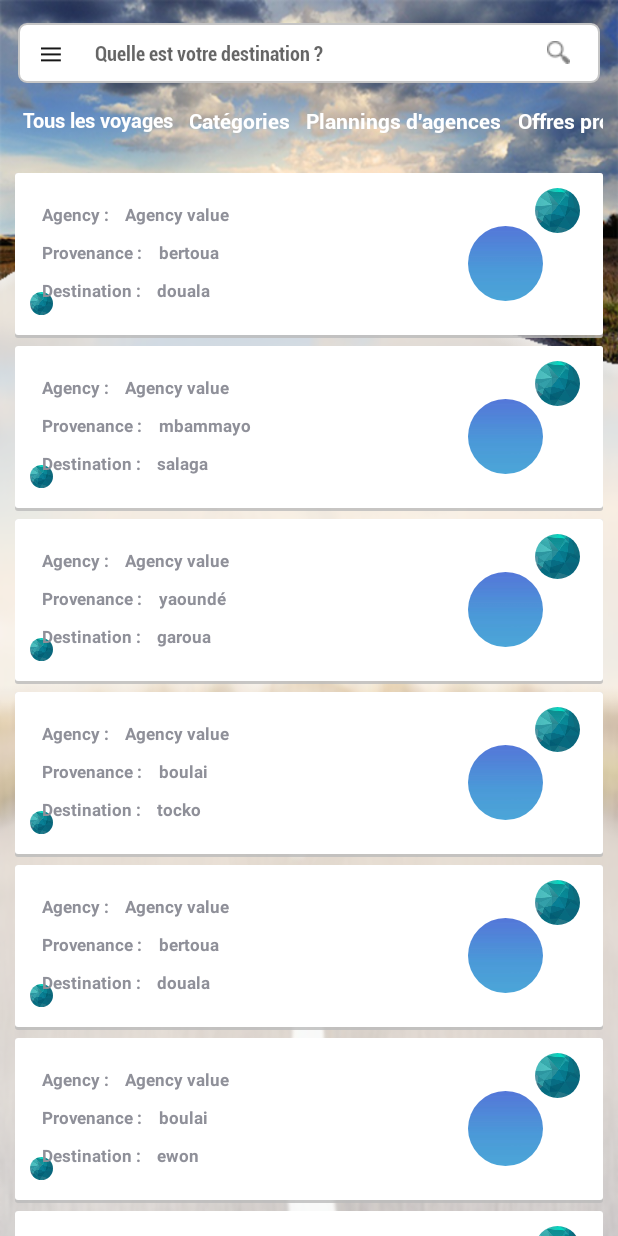
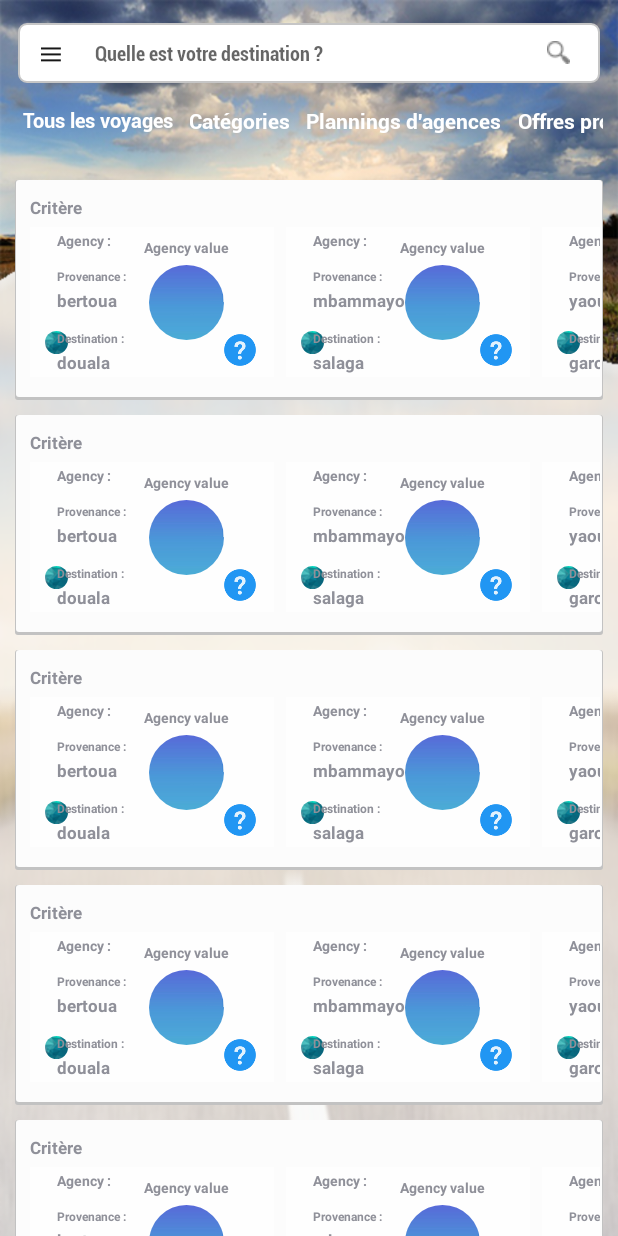
Before and after one commit to tipam2iuc/traplare-android, an Android app: the screen it shows after launch (PlanningActivity), on a phone screen of 412 x 824 dp. Run offline under Robolectric (Android 15) with nearby library versions, the phone set to English and light mode, and no system bars; our stand-ins replace CircleImageView.

Commit message:
finition du recyclerCiew pour les planning

```diff
--- /dev/null
+++ b/Traplare/app/src/main/java/com/example/ruthelpc/traplare/PlanningsHorizontalalAdapter.java
@@ -0,0 +1,77 @@
+package com.example.ruthelpc.traplare;
+
+import android.content.Context;
+import android.support.annotation.NonNull;
+import android.support.v7.widget.RecyclerView;
+import android.util.Log;
+import android.view.LayoutInflater;
+import android.view.View;
+import android.view.ViewGroup;
+import android.widget.ImageView;
+import android.widget.LinearLayout;
+import android.widget.TextView;
+
+import com.example.ruthelpc.traplare.modele.voyage;
+
+import java.util.ArrayList;
+
+public class PlanningsHorizontalalAdapter extends RecyclerView.Adapter<PlanningsHorizontalalAdapter.PlanningsHolder>{
+    private ArrayList<voyage> voyagesListe;
+    private Context context;
+
+    public PlanningsHorizontalalAdapter(ArrayList<voyage> voyagesListe, Context context){
+        this.voyagesListe = voyagesListe;
+        this.context = context;
+    }
+
+    @NonNull
+    @Override
+    public PlanningsHolder onCreateViewHolder(@NonNull ViewGroup viewGroup, int i) {
+        View view = null;
+        LayoutInflater inflater = LayoutInflater.from(viewGroup.getContext().getApplicationContext());
+        view = inflater.inflate(R.layout.planning_value,viewGroup,false);
+        Log.i("CreateHolder","Holder Created");
+        return new PlanningsHolder(view);
+    }
+
+    @Override
+    public void onBindViewHolder(@NonNull final PlanningsHolder planningsHolder, final int position) {
+        //String iso = voyagesListe.get(position).getIso2();
+        //if(iso != "cm"){
+        //   planningsHolder.imageView_flag.setImageResource(context.getResources().getIdentifier(iso,"drawable",context.getApplicationContext().getPackageName()));
+        //}
+//        planningsHolder.textView_agence.setText(voyagesListe.get(position).agence_depart.compagnie.nom);
+        planningsHolder.textView_provenance.setText(voyagesListe.get(position).depart);
+        planningsHolder.textView_destination.setText(voyagesListe.get(position).destination);
+        //Log.i("BindingHolder","Holder Binded"+voyagesListe.get(position).getCountry()+" "+voyagesListe.get(position).getCode());
+    }
+
+    @Override
+    public int getItemCount() {
+        return voyagesListe.size();
+    }
+
+    public static class PlanningsHolder extends RecyclerView.ViewHolder {
+        private LinearLayout layout;
+        private ImageView imageView_flag;
+        private TextView textView_agence;
+        private TextView textView_provenance;
+        private TextView textView_destination;
+
+        public PlanningsHolder(@NonNull View itemView) {
+            super(itemView);
+            itemView.setOnClickListener(new View.OnClickListener() {
+                @Override
+                public void onClick(View v) {
+                }
+            });
+            //layout = itemView.findViewById(R.id.layout_template_travel);
+            imageView_flag = itemView.findViewById(R.id.imageView_main_container);
+            textView_agence = itemView.findViewById(R.id.textView_agency_value);
+            textView_provenance = itemView.findViewById(R.id.textView_agency_provenance_value);
+            textView_destination = itemView.findViewById(R.id.textView_agency_destination_value);
+        }
+    }
+
+
+}
--- a/Traplare/app/src/main/java/com/example/ruthelpc/traplare/PlanningsVerticalAdapter.java
+++ b/Traplare/app/src/main/java/com/example/ruthelpc/traplare/PlanningsVerticalAdapter.java
@@ -2,6 +2,7 @@ package com.example.ruthelpc.traplare;
 
 import android.content.Context;
 import android.support.annotation.NonNull;
+import android.support.v7.widget.LinearLayoutManager;
 import android.support.v7.widget.RecyclerView;
 import android.util.Log;
 import android.view.LayoutInflater;
@@ -31,20 +32,46 @@ public class PlanningsVerticalAdapter extends RecyclerView.Adapter<PlanningsVert
         View view = null;
         LayoutInflater inflater = LayoutInflater.from(viewGroup.getContext().getApplicationContext());
         view = inflater.inflate(R.layout.planning_option,viewGroup,false);
+
+        RecyclerView r;
+        PlanningsHorizontalalAdapter adapter_plannings;
+
+        ArrayList<voyage> voyageArrayList = new ArrayList<voyage>();
+        voyage v11 =  new voyage("garoua", "yaoundé");
+        voyage v2 = new voyage("douala", "bertoua");
+        voyage v3 =  new voyage("salaga", "mbammayo");
+        voyage v5 =   new voyage("garoua", "yaoundé");
+        voyage v6 =   new voyage("tocko", "boulai");
+        voyage v7 =   new voyage("ewon", "boulai");
+        voyage v8 =   new voyage("gab", "fonj");
+        voyage v9 =   new voyage("emn", "boulai");
+        voyage v10 =   new voyage("tocko", "mbanga");
+        voyageArrayList.add(v2);
+        voyageArrayList.add(v3);
+        voyageArrayList.add(v5);
+        voyageArrayList.add(v6);
+        voyageArrayList.add(v2);
+        voyageArrayList.add(v7);
+        voyageArrayList.add(v8);
+        voyageArrayList.add(v9);
+        voyageArrayList.add(v10);
+        voyageArrayList.add(v11);
+
+        r = view.findViewById(R.id.recycler_hotizontal);
+        r.setLayoutManager(new LinearLayoutManager(context));
+        adapter_plannings = new PlanningsHorizontalalAdapter(voyageArrayList,context);
+        RecyclerView.LayoutManager layoutManager = new LinearLayoutManager(context);
+        ((LinearLayoutManager) layoutManager).setOrientation(LinearLayout.HORIZONTAL);
+        r.setLayoutManager(layoutManager);
+        r.setAdapter(adapter_plannings);
+
         Log.i("CreateHolder","Holder Created");
         return new PlanningsHolder(view);
     }
 
     @Override
     public void onBindViewHolder(@NonNull final PlanningsHolder planningsHolder, final int position) {
-        //String iso = voyagesListe.get(position).getIso2();
-        //if(iso != "cm"){
-        //   planningsHolder.imageView_flag.setImageResource(context.getResources().getIdentifier(iso,"drawable",context.getApplicationContext().getPackageName()));
-        //}
-//        planningsHolder.textView_agence.setText(voyagesListe.get(position).agence_depart.compagnie.nom);
-        planningsHolder.textView_provenance.setText(voyagesListe.get(position).depart);
-        planningsHolder.textView_destination.setText(voyagesListe.get(position).destination);
-        //Log.i("BindingHolder","Holder Binded"+voyagesListe.get(position).getCountry()+" "+voyagesListe.get(position).getCode());
+
     }
 
     @Override
@@ -58,7 +85,6 @@ public class PlanningsVerticalAdapter extends RecyclerView.Adapter<PlanningsVert
         private TextView textView_agence;
         private TextView textView_provenance;
         private TextView textView_destination;
-
         public PlanningsHolder(@NonNull View itemView) {
             super(itemView);
             itemView.setOnClickListener(new View.OnClickListener() {
@@ -66,11 +92,13 @@ public class PlanningsVerticalAdapter extends RecyclerView.Adapter<PlanningsVert
                 public void onClick(View v) {
                 }
             });
+
+
             //layout = itemView.findViewById(R.id.layout_template_travel);
-            imageView_flag = itemView.findViewById(R.id.imageView_main_container);
-            textView_agence = itemView.findViewById(R.id.textView_agency_value);
-            textView_provenance = itemView.findViewById(R.id.textView_agency_provenance_value);
-            textView_destination = itemView.findViewById(R.id.textView_agency_destination_value);
+            //imageView_flag = itemView.findViewById(R.id.imageView_main_container);
+            //textView_agence = itemView.findViewById(R.id.textView_agency_value);
+            //textView_provenance = itemView.findViewById(R.id.textView_agency_provenance_value);
+            //textView_destination = itemView.findViewById(R.id.textView_agency_destination_value);
         }
     }
 
--- a/Traplare/app/src/main/res/drawable/bg_trip.xml
+++ b/Traplare/app/src/main/res/drawable/bg_trip.xml
@@ -2,17 +2,17 @@
 <layer-list xmlns:android="http://schemas.android.com/apk/res/android">
     <item>
         <shape android:shape="rectangle">
-            <solid android:color="#CABBBBBB"/>
+            <solid android:color="#c2c2c2"/>
             <corners android:radius="2dp" />
         </shape>
     </item>
     <item
-        android:left="0dp"
-        android:right="0dp"
+        android:left="1dp"
+        android:right="1dp"
         android:top="0dp"
         android:bottom="2dp">
         <shape android:shape="rectangle">
-            <solid android:color="@android:color/white"/>
+            <solid android:color="#fcfcfc"/>
             <corners android:radius="2dp" />
         </shape>
     </item>
--- a/Traplare/app/src/main/res/layout/activity_login.xml
+++ b/Traplare/app/src/main/res/layout/activity_login.xml
@@ -4,7 +4,7 @@
     xmlns:tools="http://schemas.android.com/tools"
     android:layout_width="match_parent"
     android:layout_height="match_parent"
-    android:background="@drawable/bluebackground1"
+    android:background="@drawable/bg_fond1"
     android:orientation="vertical"
     tools:context=".LoginActivity"
     tools:layout_editor_absoluteY="81dp">
--- a/Traplare/app/src/main/res/layout/activity_planning.xml
+++ b/Traplare/app/src/main/res/layout/activity_planning.xml
@@ -36,7 +36,6 @@
                 android:layout_width="match_parent"
                 android:layout_height="36dp"
                 android:layout_marginLeft="10dp"
-                android:focusableInTouchMode="true"
                 android:pointerIcon="none"
                 android:cursorVisible="true"
                 android:background="#fff"
@@ -46,7 +45,8 @@
                 android:drawableRight="@drawable/search"
                 android:hint=" Quelle est votre destination ?"
                 android:textSize="13dp"
-                app:layout_constraintLeft_toRightOf="@id/imageView_menu" />
+                app:layout_constraintLeft_toRightOf="@id/imageView_menu"
+            />
 
             <android.support.constraint.Guideline
                 android:id="@+id/guideline"
--- a/Traplare/app/src/main/res/layout/activity_register.xml
+++ b/Traplare/app/src/main/res/layout/activity_register.xml
@@ -4,7 +4,7 @@
     xmlns:tools="http://schemas.android.com/tools"
     android:layout_width="match_parent"
     android:layout_height="match_parent"
-    android:background="@drawable/bluebackground1"
+    android:background="@drawable/bg_fond1"
     android:orientation="vertical"
     tools:context=".LoginActivity"
     tools:layout_editor_absoluteY="81dp">
--- a/Traplare/app/src/main/res/layout/planning_option.xml
+++ b/Traplare/app/src/main/res/layout/planning_option.xml
@@ -1,124 +1,33 @@
 <?xml version="1.0" encoding="utf-8"?>
 <android.support.constraint.ConstraintLayout xmlns:tools="http://schemas.android.com/tools"
-    android:layout_height="110dp"
+    android:layout_height="wrap_content"
     android:id="@+id/layout_template_travel"
-    android:paddingTop="10dp"
-    android:paddingLeft="10dp"
     xmlns:app="http://schemas.android.com/apk/res-auto"
     android:orientation="vertical"
     android:layout_width="match_parent"
-    android:layout_marginTop="5dp"
+    android:layout_marginTop="10dp"
+    android:paddingTop="5dp"
+    android:paddingBottom="15dp"
     android:layout_marginHorizontal="10dp"
     android:background="@drawable/bg_trip"
     xmlns:android="http://schemas.android.com/apk/res/android">
-    <de.hdodenhof.circleimageview.CircleImageView
-        android:id="@+id/imageCicle_main_logo"
-        android:src="@drawable/bluebackground1"
-        android:layout_width="30dp"
-        android:layout_marginRight="15dp"
-        app:layout_constraintRight_toRightOf="parent"
-        android:layout_height="30dp">
-    </de.hdodenhof.circleimageview.CircleImageView>
-
-    <de.hdodenhof.circleimageview.CircleImageView
-        android:id="@+id/imageCicle_main_logo2"
-        android:src="@drawable/bluebackground1"
-        android:layout_width="15dp"
-        android:layout_marginRight="15dp"
-        app:layout_constraintLeft_toLeftOf="parent"
-        app:layout_constraintBottom_toBottomOf="parent"
-        android:layout_marginBottom="15dp"
-        android:layout_height="15dp">
-    </de.hdodenhof.circleimageview.CircleImageView>
-
-    <de.hdodenhof.circleimageview.CircleImageView
-        android:id="@+id/imageView_main_container"
-        android:src="@drawable/backgroundblue2"
-        android:layout_width="70dp"
-        app:layout_constraintTop_toTopOf="parent"
-        app:layout_constraintBottom_toBottomOf="parent"
-        android:layout_marginRight="30dp"
-        app:layout_constraintRight_toRightOf="parent"
-        android:layout_height="50dp">
-    </de.hdodenhof.circleimageview.CircleImageView>
-
     <TextView
-        android:id="@+id/textView_agency_title"
-        android:layout_width="wrap_content"
+        android:id="@+id/critere"
         app:layout_constraintTop_toTopOf="parent"
         app:layout_constraintLeft_toLeftOf="parent"
-        android:layout_height="wrap_content"
-        android:layout_marginLeft="8dp"
-        android:layout_marginRight="5dp"
-        android:layout_marginTop="10dp"
-        android:text="Agency : "
-        android:textSize="11dp"
-        android:textStyle="bold" />
-
-    <TextView
-        android:id="@+id/textView_agency_value"
-        app:layout_constraintTop_toTopOf="parent"
-        app:layout_constraintLeft_toRightOf="@id/textView_agency_title"
+        android:layout_marginTop="5dp"
+        android:layout_marginLeft="10dp"
         android:layout_width="wrap_content"
         android:layout_height="wrap_content"
-        android:layout_marginLeft="8dp"
-        android:layout_marginRight="5dp"
-        android:layout_marginTop="10dp"
-        android:text="Agency value"
-        android:textSize="11dp"
-        android:textStyle="bold" />
-
-    <TextView
-        android:id="@+id/textView_agency_from"
-        android:layout_width="wrap_content"
-        app:layout_constraintTop_toBottomOf="@id/textView_agency_title"
-        app:layout_constraintLeft_toLeftOf="parent"
-        android:layout_height="wrap_content"
-        android:layout_marginLeft="8dp"
-        android:layout_marginRight="5dp"
-        android:layout_marginTop="10dp"
-        android:text="Provenance : "
-        android:textSize="11dp"
-        android:textStyle="bold" />
-
-    <TextView
-        android:id="@+id/textView_agency_provenance_value"
-        app:layout_constraintTop_toBottomOf="@id/textView_agency_value"
-        app:layout_constraintLeft_toRightOf="@id/textView_agency_from"
-        android:layout_width="wrap_content"
-        android:layout_height="wrap_content"
-        android:layout_marginLeft="8dp"
-        android:layout_marginRight="5dp"
-        android:layout_marginTop="10dp"
-        android:text="provenance value"
-        android:textSize="11dp"
-        android:textStyle="bold" />
-
-    <TextView
-        android:id="@+id/textView_agency_destination"
-        android:layout_width="wrap_content"
-        app:layout_constraintTop_toBottomOf="@id/textView_agency_from"
-        app:layout_constraintLeft_toLeftOf="parent"
-        android:layout_height="wrap_content"
-        android:layout_marginLeft="8dp"
-        android:layout_marginRight="5dp"
-        android:layout_marginTop="10dp"
-        android:text="Destination : "
-        android:textSize="11dp"
+        android:text="Critère"
         android:textStyle="bold"
-        tools:ignore="DuplicateIds" />
-
-    <TextView
-        android:id="@+id/textView_agency_destination_value"
-        app:layout_constraintTop_toBottomOf="@id/textView_agency_provenance_value"
-        app:layout_constraintLeft_toRightOf="@id/textView_agency_destination"
-        android:layout_width="wrap_content"
-        android:layout_height="wrap_content"
-        android:layout_marginLeft="8dp"
-        android:layout_marginRight="5dp"
-        android:layout_marginTop="10dp"
-        android:text="Destination value"
-        android:textSize="11dp"
-        android:textStyle="bold" />
-
+        android:textSize="11dp"/>
+    <android.support.v7.widget.RecyclerView
+        android:layout_marginLeft="2dp"
+        android:layout_marginRight="2dp"
+        android:layout_marginTop="5dp"
+        app:layout_constraintTop_toBottomOf="@id/critere"
+        android:id="@+id/recycler_hotizontal"
+        android:layout_width="match_parent"
+        android:layout_height="match_parent"></android.support.v7.widget.RecyclerView>
 </android.support.constraint.ConstraintLayout>
--- /dev/null
+++ b/Traplare/app/src/main/res/layout/planning_value.xml
@@ -0,0 +1,131 @@
+<?xml version="1.0" encoding="utf-8"?>
+<android.support.constraint.ConstraintLayout xmlns:tools="http://schemas.android.com/tools"
+    android:layout_height="100dp"
+    android:id="@+id/layout_template_travel"
+    android:paddingLeft="10dp"
+    xmlns:app="http://schemas.android.com/apk/res-auto"
+    android:orientation="vertical"
+    android:layout_width="wrap_content"
+    android:background="#fefefe"
+    android:layout_marginLeft="8dp"
+    tools:context=".PlanningActivity"
+
+    xmlns:android="http://schemas.android.com/apk/res/android">
+
+    <de.hdodenhof.circleimageview.CircleImageView
+        android:id="@+id/imageCicle_main_logo2"
+        android:src="@drawable/ic_logo_mini"
+        android:layout_width="15dp"
+        android:layout_marginRight="15dp"
+        app:layout_constraintLeft_toLeftOf="parent"
+        app:layout_constraintBottom_toBottomOf="parent"
+        android:layout_marginBottom="15dp"
+        android:layout_height="15dp">
+    </de.hdodenhof.circleimageview.CircleImageView>
+
+    <de.hdodenhof.circleimageview.CircleImageView
+        android:id="@+id/imageView_main_container"
+        android:src="@drawable/backgroundblue2"
+        android:layout_width="50dp"
+        app:layout_constraintLeft_toRightOf="@id/textView_agency_from"
+        app:layout_constraintTop_toTopOf="parent"
+        app:layout_constraintBottom_toBottomOf="parent"
+        android:layout_marginRight="30dp"
+        android:layout_marginLeft="10dp"
+        app:layout_constraintRight_toRightOf="parent"
+        android:layout_height="50dp">
+    </de.hdodenhof.circleimageview.CircleImageView>
+
+    <de.hdodenhof.circleimageview.CircleImageView
+        android:id="@+id/imageView_main_detail"
+        android:src="@drawable/question_detail"
+        android:layout_width="25dp"
+        android:layout_marginRight="10dp"
+        android:layout_marginBottom="5dp"
+        app:layout_constraintBottom_toBottomOf="parent"
+        app:layout_constraintRight_toRightOf="parent"
+        android:layout_height="25dp">
+    </de.hdodenhof.circleimageview.CircleImageView>
+
+    <TextView
+        android:id="@+id/textView_agency_title"
+        android:layout_width="wrap_content"
+        app:layout_constraintBottom_toTopOf="@id/textView_agency_from"
+        app:layout_constraintTop_toTopOf="parent"
+        app:layout_constraintLeft_toLeftOf="parent"
+        android:layout_height="wrap_content"
+        android:layout_marginLeft="8dp"
+        android:layout_marginRight="5dp"
+        android:text="Agency : "
+        android:textSize="9dp"
+        android:textStyle="bold" />
+
+    <TextView
+        android:id="@+id/textView_agency_value"
+        android:layout_width="wrap_content"
+        android:layout_height="wrap_content"
+        android:layout_marginLeft="10dp"
+        android:layout_marginRight="30dp"
+        android:text="Agency value"
+        android:textSize="9dp"
+        android:textStyle="bold"
+        app:layout_constraintBottom_toTopOf="@id/textView_agency_from"
+        app:layout_constraintEnd_toEndOf="parent"
+        app:layout_constraintStart_toEndOf="@+id/textView_agency_from"
+        app:layout_constraintTop_toTopOf="parent" />
+
+    <TextView
+        android:id="@+id/textView_agency_from"
+        android:layout_width="wrap_content"
+        app:layout_constraintBottom_toTopOf="@id/textView_agency_provenance_value"
+        app:layout_constraintTop_toBottomOf="@id/textView_agency_title"
+        app:layout_constraintLeft_toLeftOf="parent"
+        android:layout_height="wrap_content"
+        android:layout_marginLeft="8dp"
+        android:layout_marginRight="5dp"
+        android:layout_marginTop="10dp"
+        android:text="Provenance : "
+        android:textSize="8dp"
+        android:textStyle="bold" />
+
+    <TextView
+        android:id="@+id/textView_agency_provenance_value"
+        android:layout_width="wrap_content"
+        android:layout_height="wrap_content"
+        android:layout_marginLeft="8dp"
+        android:text="provenance value"
+        android:textSize="11dp"
+        android:textStyle="bold"
+        app:layout_constraintBottom_toTopOf="@id/textView_agency_destination"
+        app:layout_constraintLeft_toLeftOf="parent"
+        app:layout_constraintTop_toBottomOf="@id/textView_agency_from"
+        tools:layout_editor_absoluteY="37dp" />
+
+    <TextView
+        android:id="@+id/textView_agency_destination"
+        android:layout_width="wrap_content"
+        app:layout_constraintTop_toBottomOf="@id/textView_agency_provenance_value"
+        app:layout_constraintBottom_toTopOf="@id/textView_agency_destination_value"
+        app:layout_constraintLeft_toLeftOf="parent"
+        android:layout_height="wrap_content"
+        android:layout_marginLeft="8dp"
+        android:layout_marginRight="5dp"
+        android:layout_marginTop="10dp"
+        android:text="Destination : "
+        android:textSize="8dp"
+        android:textStyle="bold"
+        tools:ignore="DuplicateIds" />
+
+    <TextView
+        android:id="@+id/textView_agency_destination_value"
+        android:layout_width="wrap_content"
+        android:layout_height="wrap_content"
+        android:text="Destination value"
+        android:textSize="11dp"
+        app:layout_constraintBottom_toBottomOf="parent"
+        app:layout_constraintLeft_toLeftOf="parent"
+        android:textStyle="bold"
+        android:layout_marginLeft="8dp"
+        app:layout_constraintTop_toBottomOf="@id/textView_agency_destination"
+    />
+</android.support.constraint.ConstraintLayout>
```
Also changed, not shown: Traplare/app/src/main/res/drawable/backgroundblue2.jpg (deleted), Traplare/app/src/main/res/drawable/backgroundblue2.png (added), Traplare/app/src/main/res/drawable/bg_fond1.jpg (renamed from Traplare/app/src/main/res/drawable/bluebackground1.jpg), Traplare/app/src/main/res/drawable/ic_logo_mini.png (added), Traplare/app/src/main/res/drawable/question_detail.png (added).
